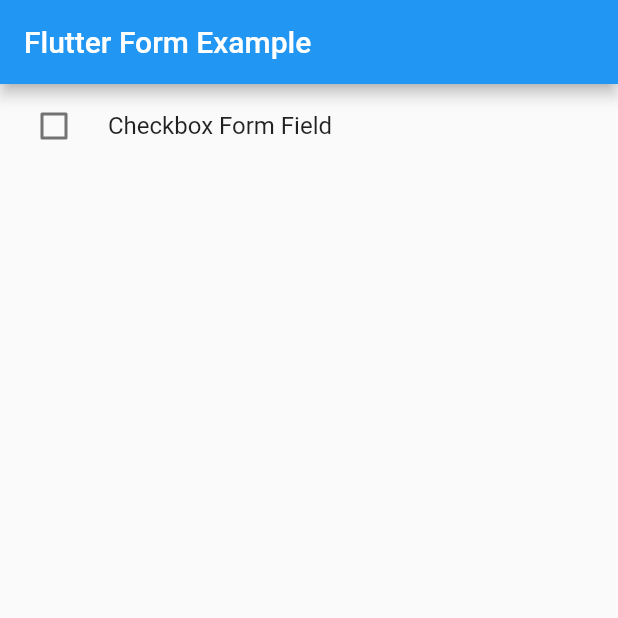
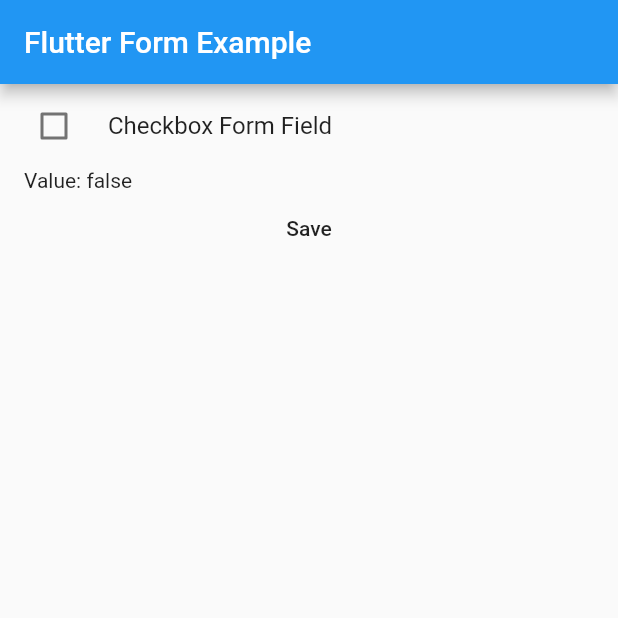
Before and after one commit to Authnull/Flutter-Form, a Flutter app: the screen it shows after launch, on a phone screen of 412 x 824 dp, the top half of it. Run offline on Flutter 3.47's test engine with Material 2 defaults, Android fonts, the phone set to English and light mode, and no system bars.

Commit message:
add example

```diff
--- a/example/lib/main.dart
+++ b/example/lib/main.dart
@@ -10,7 +10,10 @@ class MyApp extends StatefulWidget {
 }
 
 class _MyAppState extends State<MyApp> {
-  Map<String, dynamic> _data;
+  Map<String, dynamic> _data = {
+    "checkbox": false,
+  };
+  final _formKey = GlobalKey<FormState>();
 
   @override
   Widget build(BuildContext context) {
@@ -19,21 +22,40 @@ class _MyAppState extends State<MyApp> {
         appBar: AppBar(
           title: const Text('Flutter Form Example'),
         ),
-        body: Form(
+        body: Column(
+          children: <Widget>[
+            Form(
+              key: this._formKey,
               child: Column(
+                crossAxisAlignment: CrossAxisAlignment.start,
                 children: <Widget>[
                   CheckboxFormField(
                     initialValue: false,
                     title: Text("Checkbox Form Field"),
                     context: context,
                     onSaved: (bool value) {
-                  if (value) {
                       this._data["checkbox"] = value;
+                    },
+                  ),
+                  Container(
+                    padding: const EdgeInsets.only(left: 16.0),
+                    child: Text(
+                      "Value: " + (this._data["checkbox"] ? "true" : "false"),
+                    ),
+                  ),
+                ],
+              ),
+            ),
+            FlatButton(
+              child: Text("Save"),
+              onPressed: () {
+                if (this._formKey.currentState.validate()) {
+                  this._formKey.currentState.save();
+                  setState(() {});
                 }
               },
-              )
+            ),
           ],
-          ),
         ),
       ),
     );
--- a/pubspec.yaml
+++ b/pubspec.yaml
@@ -14,8 +14,6 @@ dev_dependencies:
   flutter_test:
     sdk: flutter
 
-# For information on the generic Dart part of this file, see the
-# following page: https://dart.dev/tools/pub/pubspec
 flutter:
   plugin:
     androidPackage: com.authnull.flutter_form
```
Lines whose indentation alone changed are shown as unchanged.
